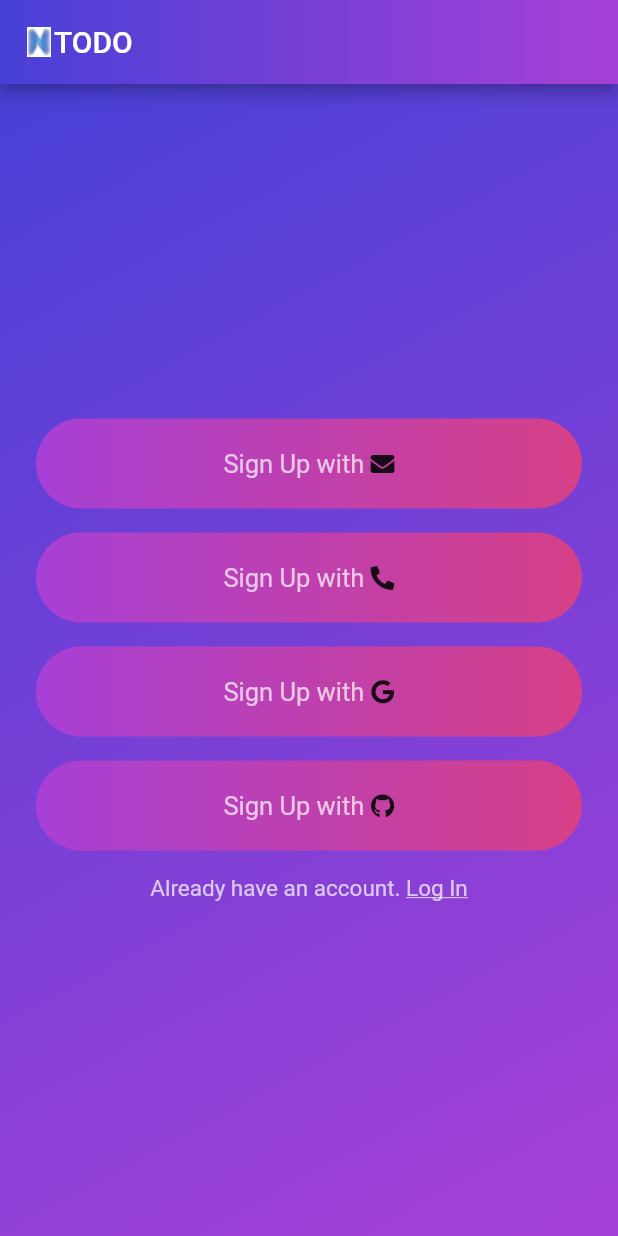
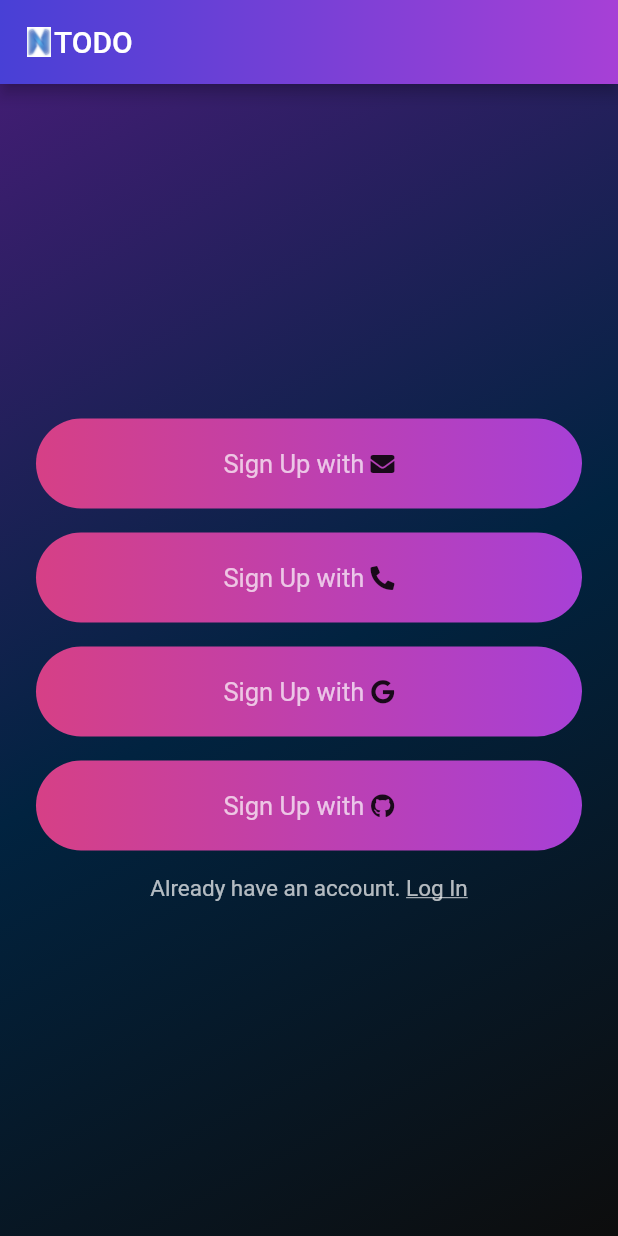
Before and after one commit to neos-20/learn-basic-chat-app, a Flutter app: the screen it shows after launch, on a phone screen of 412 x 824 dp. Run offline on Flutter 3.47's test engine with Material 2 defaults, Android fonts, the phone set to English and light mode, and no system bars; our stand-ins replace firebase_auth, firebase_core, font_awesome_flutter, google_sign_in; accounts and stored records are empty.

Commit message:
first screen with auth options

```diff
--- a/lib/screens/homepage.dart
+++ b/lib/screens/homepage.dart
@@ -1,6 +1,7 @@
 import 'package:flutter/material.dart';
 import 'package:font_awesome_flutter/font_awesome_flutter.dart';
 import 'package:provider/provider.dart';
+import 'package:simple_chat_app/screens/chatRooms.dart';
 import 'package:simple_chat_app/screens/signin.dart';
 import 'package:simple_chat_app/screens/signup.dart';
 import 'package:simple_chat_app/services/google_sign_in.dart';
@@ -14,6 +15,11 @@ class HomePage extends StatefulWidget {
 }
 
 class _HomePageState extends State<HomePage> {
+
+  bool isLoading = false;
+
+
+
   @override
   Widget build(BuildContext context) {
     return Scaffold(backgroundColor: Colors.transparent,
@@ -24,8 +30,9 @@ class _HomePageState extends State<HomePage> {
                 gradient: LinearGradient(
                     begin: Alignment.topLeft,
                     end: Alignment.bottomRight,
-                    colors: [const Color(0xFF4840d6),
-                      const Color(0xFFa740d6),])),
+                    colors: [const Color(0xFF411d73),
+                      const Color(0xFF012340),
+                      const Color(0xFF0d0d0d)])),
             padding: EdgeInsets.symmetric(horizontal: 24),
             child: Column(
                 mainAxisAlignment: MainAxisAlignment.center,
@@ -44,8 +51,8 @@ class _HomePageState extends State<HomePage> {
                       decoration: BoxDecoration(
                         gradient: LinearGradient(
                             colors: [
+                              const Color(0xffd64086),
                               const Color(0xffa740d6),
-                              const Color(0xffd64086),
                             ]
                         ),
                         borderRadius: BorderRadius.circular(30),
@@ -72,8 +79,8 @@ class _HomePageState extends State<HomePage> {
                     decoration: BoxDecoration(
                       gradient: LinearGradient(
                           colors: [
+                            const Color(0xffd64086),
                             const Color(0xffa740d6),
-                            const Color(0xffd64086),
                           ]
                       ),
                       borderRadius: BorderRadius.circular(30),
@@ -96,6 +103,10 @@ class _HomePageState extends State<HomePage> {
                     onTap: (){
                       final provider = Provider.of<GoogleSignInProvider>(context, listen: false);
                       provider.googleLogIn();
+                      Navigator.pushReplacement(
+                          context,
+                          MaterialPageRoute(builder: (context) => ChatRoom()),
+                      );
                     },
                     child: Container(
                       alignment: Alignment.center,
@@ -104,8 +115,8 @@ class _HomePageState extends State<HomePage> {
                       decoration: BoxDecoration(
                         gradient: LinearGradient(
                             colors: [
+                              const Color(0xffd64086),
                               const Color(0xffa740d6),
-                              const Color(0xffd64086),
                             ]
                         ),
                         borderRadius: BorderRadius.circular(30),
@@ -132,8 +143,8 @@ class _HomePageState extends State<HomePage> {
                     decoration: BoxDecoration(
                       gradient: LinearGradient(
                           colors: [
+                            const Color(0xffd64086),
                             const Color(0xffa740d6),
-                            const Color(0xffd64086),
                           ]
                       ),
                       borderRadius: BorderRadius.circular(30),
```
